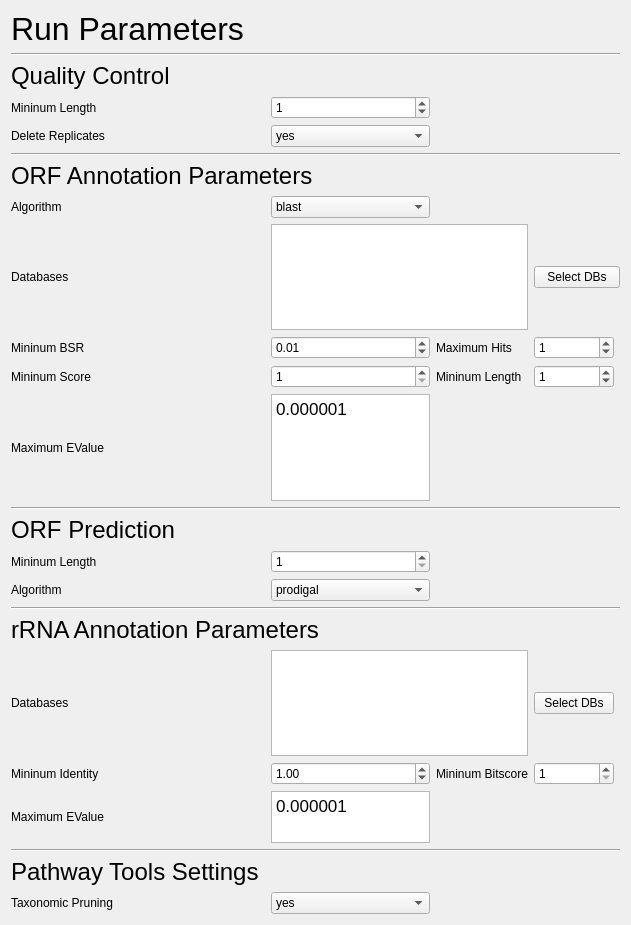
Old version of the form SettingsTab.ui in the repository hallamlab/MetaPathwaysGUI.
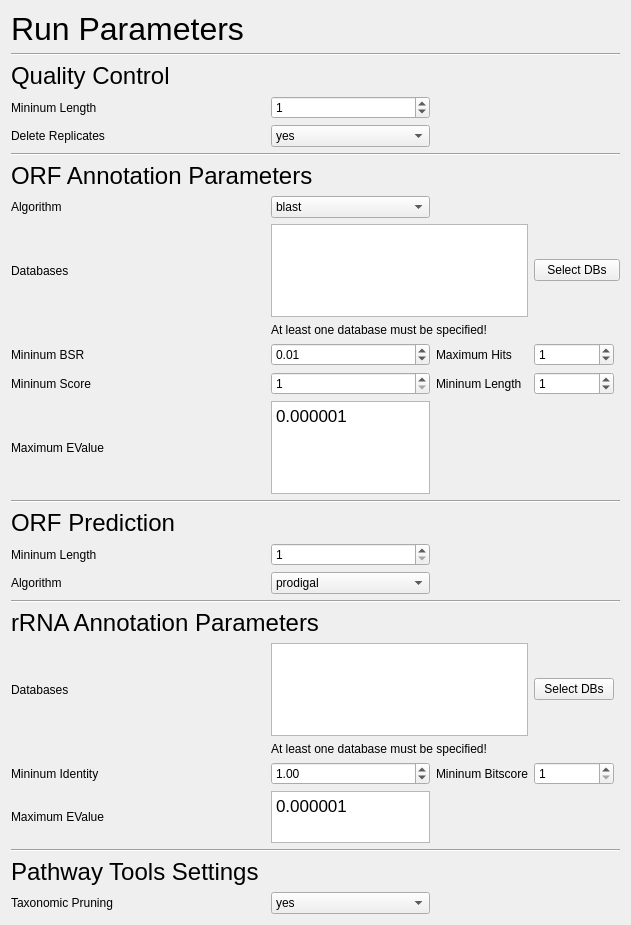
New version of the form.

What changed in the file:
```diff
--- a/SettingsTab.ui
+++ b/SettingsTab.ui
@@ -14,7 +14,7 @@
    <string>Form</string>
   </property>
   <layout class="QGridLayout" name="gridLayout">
-   <item row="14" column="2">
+   <item row="15" column="2">
     <widget class="QSpinBox" name="annotationMIN_SCORE">
      <property name="minimum">
       <number>1</number>
@@ -24,14 +24,14 @@
      </property>
     </widget>
    </item>
-   <item row="27" column="0" colspan="2">
+   <item row="30" column="0" colspan="2">
     <widget class="QLabel" name="label_17">
      <property name="text">
       <string>Maximum EValue</string>
      </property>
     </widget>
    </item>
-   <item row="16" column="2">
+   <item row="17" column="2">
     <widget class="QTextEdit" name="annotationMAX_EVALUE">
      <property name="minimumSize">
       <size>
@@ -48,7 +48,7 @@
      </property>
     </widget>
    </item>
-   <item row="18" column="0" colspan="3">
+   <item row="19" column="0" colspan="3">
     <widget class="QLabel" name="label_4">
      <property name="font">
       <font>
@@ -72,7 +72,7 @@
      </property>
     </widget>
    </item>
-   <item row="12" column="2">
+   <item row="13" column="2">
     <widget class="QDoubleSpinBox" name="annotationMIN_BSR">
      <property name="minimum">
       <double>0.000000000000000</double>
@@ -88,7 +88,7 @@
      </property>
     </widget>
    </item>
-   <item row="25" column="5">
+   <item row="28" column="5">
     <widget class="QSpinBox" name="rrnaMIN_BITSCORE">
      <property name="minimum">
       <number>1</number>
@@ -98,7 +98,7 @@
      </property>
     </widget>
    </item>
-   <item row="23" column="2" colspan="3">
+   <item row="25" column="2" colspan="3">
     <widget class="QTextEdit" name="rrnaREFDBS">
      <property name="verticalScrollBarPolicy">
       <enum>Qt::ScrollBarAlwaysOff</enum>
@@ -107,11 +107,11 @@
       <enum>Qt::ScrollBarAlwaysOff</enum>
      </property>
      <property name="lineWrapMode">
-      <enum>QTextEdit::NoWrap</enum>
+      <enum>QTextEdit::WidgetWidth</enum>
      </property>
     </widget>
    </item>
-   <item row="25" column="2">
+   <item row="28" column="2">
     <widget class="QDoubleSpinBox" name="rrnaMIN_IDENTITY">
      <property name="decimals">
       <number>2</number>
@@ -127,14 +127,14 @@
      </property>
     </widget>
    </item>
-   <item row="25" column="0" colspan="2">
+   <item row="28" column="0" colspan="2">
     <widget class="QLabel" name="label_18">
      <property name="text">
       <string>Mininum Identity</string>
      </property>
     </widget>
    </item>
-   <item row="16" column="0" colspan="2">
+   <item row="17" column="0" colspan="2">
     <widget class="QLabel" name="label_11">
      <property name="text">
       <string>Maximum EValue</string>
@@ -165,21 +165,21 @@
      </item>
     </widget>
    </item>
-   <item row="14" column="3" colspan="2">
+   <item row="15" column="3" colspan="2">
     <widget class="QLabel" name="label_13">
      <property name="text">
       <string>Mininum Length</string>
      </property>
     </widget>
    </item>
-   <item row="23" column="0">
+   <item row="25" column="0">
     <widget class="QLabel" name="label_16">
      <property name="text">
       <string>Databases</string>
      </property>
     </widget>
    </item>
-   <item row="28" column="0" colspan="7">
+   <item row="31" column="0" colspan="7">
     <widget class="Line" name="line_4">
      <property name="orientation">
       <enum>Qt::Horizontal</enum>
@@ -219,14 +219,14 @@
      </property>
     </widget>
    </item>
-   <item row="21" column="0" colspan="7">
+   <item row="22" column="0" colspan="7">
     <widget class="Line" name="line_3">
      <property name="orientation">
       <enum>Qt::Horizontal</enum>
      </property>
     </widget>
    </item>
-   <item row="22" column="0" colspan="4">
+   <item row="23" column="0" colspan="4">
     <widget class="QLabel" name="label_15">
      <property name="font">
       <font>
@@ -238,6 +238,13 @@
      </property>
     </widget>
    </item>
+   <item row="26" column="2" colspan="3">
+    <widget class="QLabel" name="rrnaREFDBSWarning">
+     <property name="text">
+      <string>At least one database must be specified!</string>
+     </property>
+    </widget>
+   </item>
    <item row="1" column="0" colspan="7">
     <widget class="Line" name="line_2">
      <property name="orientation">
@@ -264,7 +271,7 @@
      </property>
     </widget>
    </item>
-   <item row="31" column="2">
+   <item row="34" column="2">
     <widget class="QComboBox" name="ptools_settingsTAXONOMIC_PRUNING">
      <item>
       <property name="text">
@@ -285,28 +292,28 @@
      </property>
     </widget>
    </item>
-   <item row="14" column="0">
+   <item row="15" column="0">
     <widget class="QLabel" name="label_12">
      <property name="text">
       <string>Mininum Score</string>
      </property>
     </widget>
    </item>
-   <item row="12" column="0">
+   <item row="13" column="0">
     <widget class="QLabel" name="label_10">
      <property name="text">
       <string>Mininum BSR</string>
      </property>
     </widget>
    </item>
-   <item row="17" column="0" colspan="7">
+   <item row="18" column="0" colspan="7">
     <widget class="Line" name="line_5">
      <property name="orientation">
       <enum>Qt::Horizontal</enum>
      </property>
     </widget>
    </item>
-   <item row="30" column="0">
+   <item row="33" column="0">
     <widget class="QLabel" name="label_20">
      <property name="font">
       <font>
@@ -325,7 +332,7 @@
      </property>
     </widget>
    </item>
-   <item row="23" column="5">
+   <item row="25" column="5">
     <widget class="QPushButton" name="rrnaREFDBSButton">
      <property name="text">
       <string>Select DBs</string>
@@ -339,14 +346,7 @@
      </property>
     </widget>
    </item>
-   <item row="12" column="3">
-    <widget class="QLabel" name="label_14">
-     <property name="text">
-      <string>Maximum Hits</string>
-     </property>
-    </widget>
-   </item>
-   <item row="27" column="2">
+   <item row="30" column="2">
     <widget class="QTextEdit" name="rrnaMAX_EVALUE">
      <property name="maximumSize">
       <size>
@@ -363,14 +363,14 @@
      </property>
     </widget>
    </item>
-   <item row="11" column="5" colspan="2">
-    <widget class="QPushButton" name="annotationDBSButton">
+   <item row="13" column="3">
+    <widget class="QLabel" name="label_14">
      <property name="text">
-      <string>Select DBs</string>
+      <string>Maximum Hits</string>
      </property>
     </widget>
    </item>
-   <item row="12" column="5">
+   <item row="13" column="5">
     <widget class="QSpinBox" name="annotationMAX_HITS">
      <property name="minimum">
       <number>0</number>
@@ -383,6 +383,13 @@
      </property>
     </widget>
    </item>
+   <item row="11" column="5" colspan="2">
+    <widget class="QPushButton" name="annotationDBSButton">
+     <property name="text">
+      <string>Select DBs</string>
+     </property>
+    </widget>
+   </item>
    <item row="11" column="2" colspan="3">
     <widget class="QTextEdit" name="annotationDBS">
      <property name="verticalScrollBarPolicy">
@@ -392,11 +399,11 @@
       <enum>Qt::ScrollBarAlwaysOff</enum>
      </property>
      <property name="lineWrapMode">
-      <enum>QTextEdit::NoWrap</enum>
+      <enum>QTextEdit::WidgetWidth</enum>
      </property>
     </widget>
    </item>
-   <item row="14" column="5">
+   <item row="15" column="5">
     <widget class="QSpinBox" name="annotationMIN_LENGTH">
      <property name="maximum">
       <number>1000</number>
@@ -406,28 +413,21 @@
      </property>
     </widget>
    </item>
-   <item row="31" column="0" colspan="2">
+   <item row="34" column="0" colspan="2">
     <widget class="QLabel" name="label_21">
      <property name="text">
       <string>Taxonomic Pruning</string>
      </property>
     </widget>
    </item>
-   <item row="25" column="3" colspan="2">
+   <item row="28" column="3" colspan="2">
     <widget class="QLabel" name="label_19">
      <property name="text">
       <string>Mininum Bitscore</string>
      </property>
     </widget>
    </item>
-   <item row="19" column="0" colspan="2">
-    <widget class="QLabel" name="label_6">
-     <property name="text">
-      <string>Mininum Length</string>
-     </property>
-    </widget>
-   </item>
-   <item row="19" column="2">
+   <item row="20" column="2">
     <widget class="QSpinBox" name="orf_predictionMIN_LENGTH">
      <property name="minimum">
       <number>1</number>
@@ -438,13 +438,20 @@
     </widget>
    </item>
    <item row="20" column="0" colspan="2">
+    <widget class="QLabel" name="label_6">
+     <property name="text">
+      <string>Mininum Length</string>
+     </property>
+    </widget>
+   </item>
+   <item row="21" column="0" colspan="2">
     <widget class="QLabel" name="label_5">
      <property name="text">
       <string>Algorithm</string>
      </property>
     </widget>
    </item>
-   <item row="20" column="2">
+   <item row="21" column="2">
     <widget class="QComboBox" name="orf_predictionALGORITHM">
      <item>
       <property name="text">
@@ -453,6 +460,13 @@
      </item>
     </widget>
    </item>
+   <item row="12" column="2" colspan="2">
+    <widget class="QLabel" name="annotationDBSWarning">
+     <property name="text">
+      <string>At least one database must be specified!</string>
+     </property>
+    </widget>
+   </item>
   </layout>
  </widget>
  <resources/>
```
